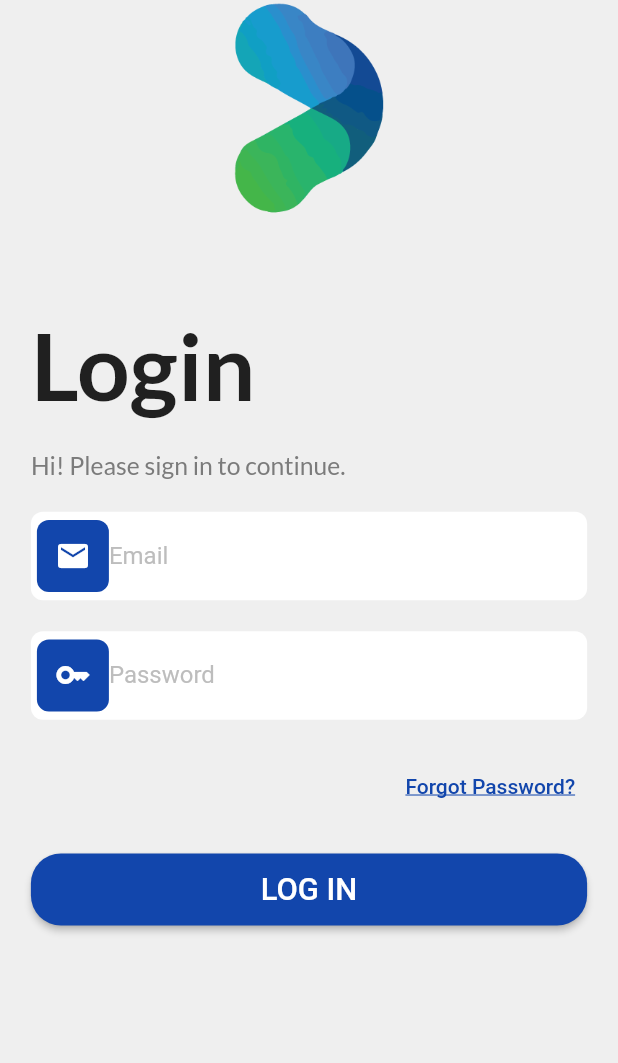
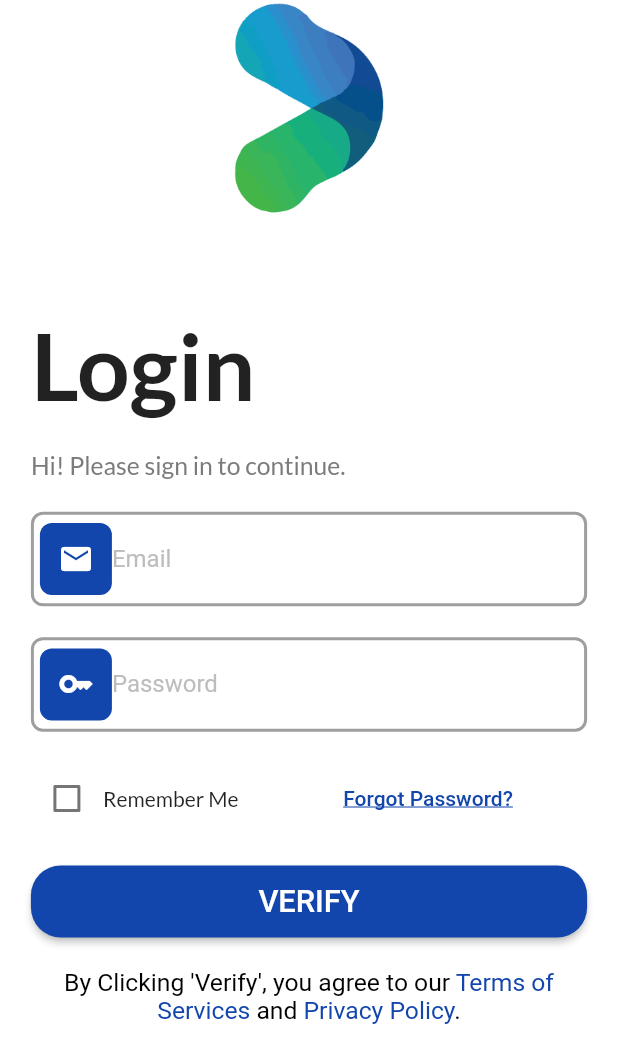
Before and after one commit to lakshya1goel/BytePad, a Flutter app: the screen it shows after launch, on a phone screen of 412 x 824 dp. Shown: the top 1063 px of the screen. Run offline on Flutter 3.47's test engine with Material 2 defaults, Android fonts, the phone set to English and light mode, and no system bars.

Commit message:
modify the login_page UI a little

```diff
--- a/lib/Views/Pages/login_page.dart
+++ b/lib/Views/Pages/login_page.dart
@@ -15,6 +15,7 @@ class _LoginPageState extends State<LoginPage> {
   Widget build(BuildContext context) {
 
     final size = MediaQuery.of(context).size;
+    bool rememberMe = false;
 
     return Scaffold(
       body: SingleChildScrollView(
@@ -57,9 +58,19 @@ class _LoginPageState extends State<LoginPage> {
                 ),
                 Padding(
                   padding: EdgeInsets.all(size.width*0.05),
-                  child: Align(
-                    alignment: Alignment.centerRight,
-                    child: TextButton(
+                  child: Row(
+                    children: [
+                      Checkbox(
+                        value: rememberMe,
+                        onChanged: (bool? value) {
+                          setState(() {
+                            rememberMe = value!;
+                          });
+                        },
+                      ),
+                      const Text("Remember Me"),
+                      SizedBox( width: size.width*0.15,),
+                      TextButton(
                           onPressed: (){},
                           child: const Text("Forgot Password?",
                             style: TextStyle(
@@ -68,6 +79,7 @@ class _LoginPageState extends State<LoginPage> {
                             ),
                           ),
                       ),
+                    ],
                   ),
                 ),
                 Center(
@@ -77,7 +89,7 @@ class _LoginPageState extends State<LoginPage> {
                         onPressed: (){},
                         child: Padding(
                           padding: const EdgeInsets.all(12.0),
-                          child: Text("LOG IN",
+                            child: Text("VERIFY",
                             style: TextStyle(
                               fontSize: size.width*0.05,
                             ),
@@ -93,6 +105,63 @@ class _LoginPageState extends State<LoginPage> {
                       ),
                     ),
                   ),
+                ),
+                Center(
+                  child: Wrap(
+                    alignment: WrapAlignment.center,
+                    children: [
+                      Padding(
+                        padding: EdgeInsets.all(size.width * 0.05),
+                        child: RichText(
+                          textAlign: TextAlign.center,
+                          text: TextSpan(
+                            children: <TextSpan>[
+                              TextSpan(
+                                text: "By Clicking 'Verify', you agree to our ",
+                                style: TextStyle(
+                                    color: Colors.black,
+                                    decoration: TextDecoration.none,
+                                    fontSize: size.width*0.04,
+                                ),
+                              ),
+                              TextSpan(
+                                text: "Terms of Services",
+                                style: TextStyle(
+                                    color: blueColor,
+                                    decoration: TextDecoration.none,
+                                    fontSize: size.width*0.04
+                                ),
+                              ),
+                              TextSpan(
+                                text: " and ",
+                                style: TextStyle(
+                                    color: Colors.black,
+                                    decoration: TextDecoration.none,
+                                    fontSize: size.width*0.04
+                                ),
+                              ),
+                              TextSpan(
+                                text: "Privacy Policy",
+                                style: TextStyle(
+                                    color: blueColor,
+                                    decoration: TextDecoration.none,
+                                    fontSize: size.width*0.04
+                                ),
+                              ),
+                              TextSpan(
+                                text: ".",
+                                style: TextStyle(
+                                    color: Colors.black,
+                                    decoration: TextDecoration.none,
+                                    fontSize: size.width*0.04
+                                ),
+                              ),
+                            ],
+                          ),
+                        ),
+                      ),
+                    ],
+                  ),
                 )
               ],
             ),
--- a/lib/Views/Widgets/custom_input_field.dart
+++ b/lib/Views/Widgets/custom_input_field.dart
@@ -14,7 +14,10 @@ class CustomInputField extends StatelessWidget {
     return Container(
       decoration: BoxDecoration(
         borderRadius: BorderRadius.circular(8.0),
-        color: inputFieldColor,
+        border: Border.all(
+          color: Colors.grey,
+          width: 2.0,
+        ),
       ),
       child: Padding(
         padding: const EdgeInsets.symmetric(horizontal: 4.0),
--- a/lib/theme_data.dart
+++ b/lib/theme_data.dart
@@ -1,7 +1,6 @@
 import 'package:flutter/material.dart';
 
-const bgColor = Color(0xFFEFEFEF);
-const inputFieldColor = Color(0xFFFFFFFF);
+const bgColor = Color(0xFFFFFFFF);
 const blueColor = Color(0xFF1246AC);
 const greyColor = Color(0xFF7B7B7B);
 const labelColor = Color(0xFFBDBDBD);
```
Lines whose indentation alone changed are shown as unchanged.
